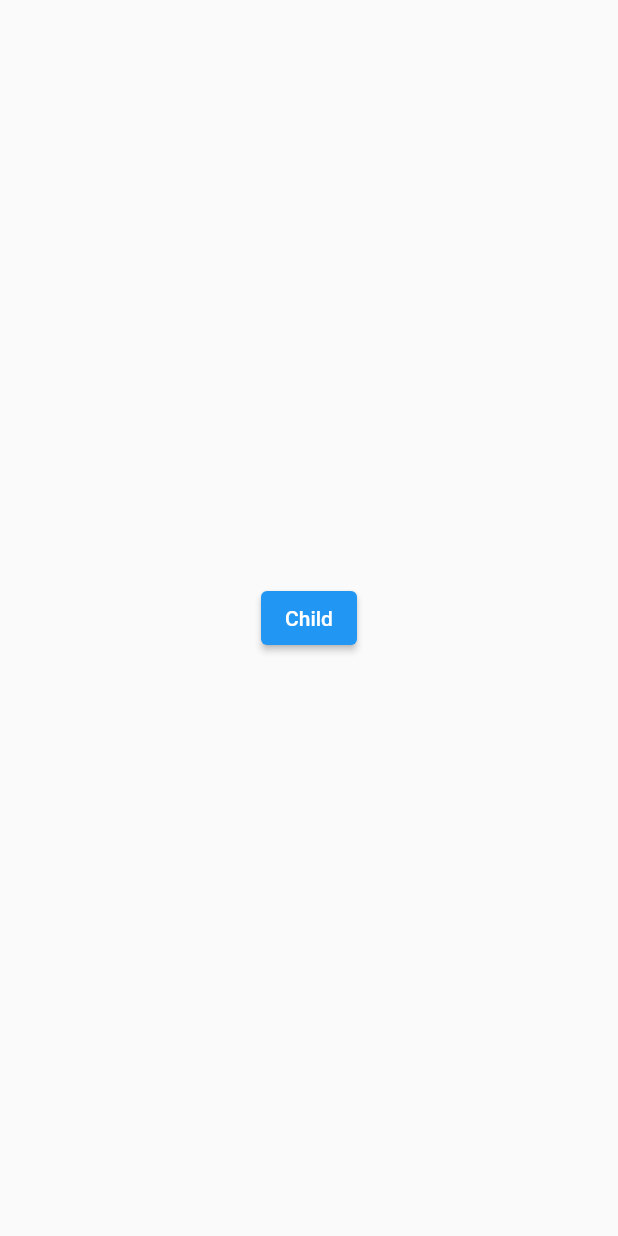
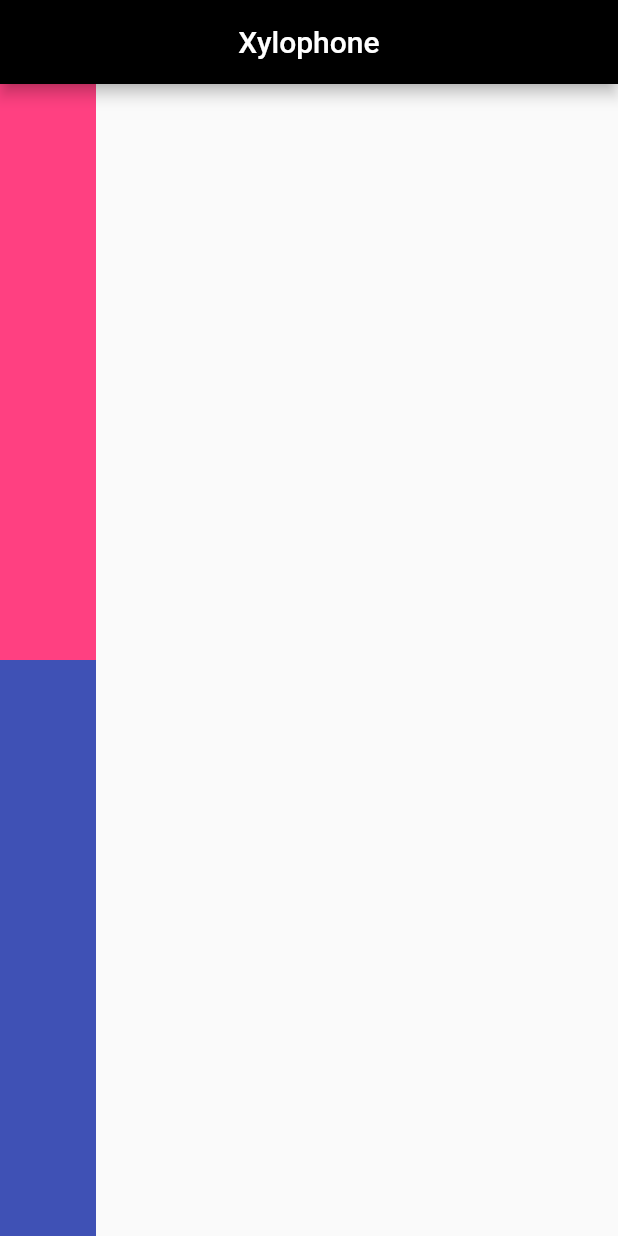
Before and after one commit to stark-ace-1891/tf06p_0014_codigo_xylophone, a Flutter app: the screen it shows after launch, on a phone screen of 412 x 824 dp. Run offline on Flutter 3.47's test engine with Material 2 defaults, Android fonts, the light colour scheme and no system bars; our stand-ins replace audioplayers.

Commit message:
Estirar hijos del Column verticalmente

```diff
--- a/lib/main.dart
+++ b/lib/main.dart
@@ -19,13 +19,34 @@ class HomePage extends StatelessWidget {
   @override
   Widget build(BuildContext context) {
     return Scaffold(
-      body: Center(
-        child: ElevatedButton(
-          onPressed: () {
-            player.play(AssetSource("audios/note1.wav"));
-          },
-          child: Text("Child"),
-        ),
+      appBar: AppBar(
+        backgroundColor: Colors.black,
+        title: Text("Xylophone"),
+        centerTitle: true,
+      ),
+      body: Column(
+        children: [
+          Expanded(
+            child: Container(
+              color: Colors.pinkAccent,
+              child: TextButton(
+
+                onPressed: () {},
+                child: Text(""),
+              ),
+            ),
+          ),
+          Expanded(
+            child: Container(
+              color: Colors.indigo,
+              child: TextButton(
+
+                onPressed: () {},
+                child: Text(""),
+              ),
+            ),
+          ),
+        ],
       ),
     );
   }
```
